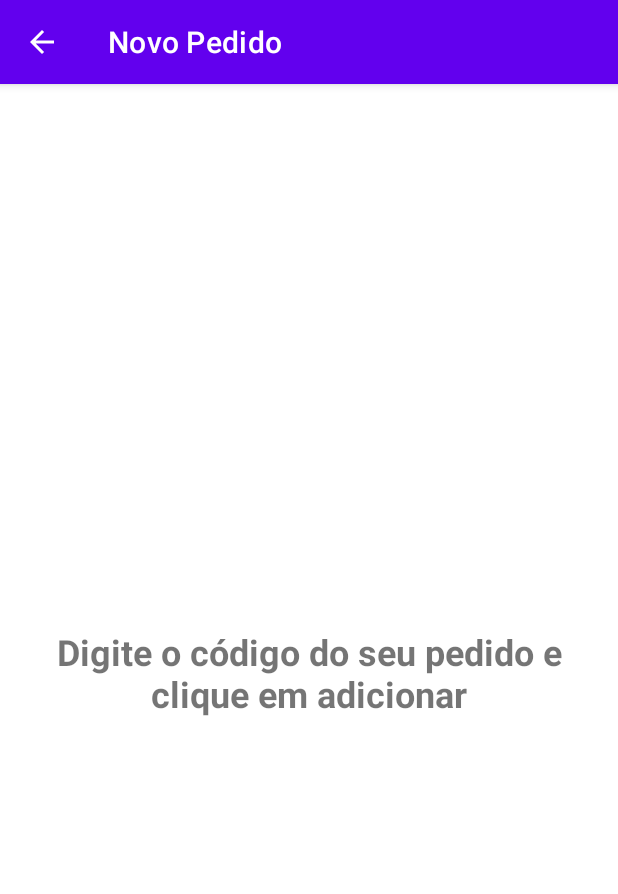
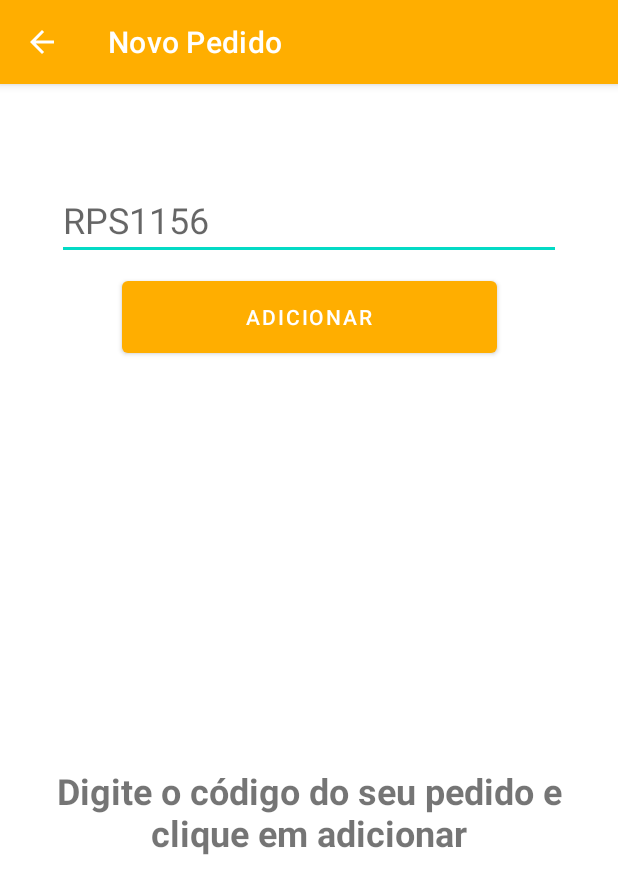
Before and after one commit to TJBorges/MeuPedido, an Android app: the screen it shows after launch (RegistrationActivity), after a tap on an icon or button, on a phone screen of 412 x 824 dp. Shown: the top 894 px of the screen. Run offline under Robolectric (Android 15) with nearby library versions, the phone set to English and light mode, and no system bars; libraries missing offline, so code that uses them is left out: it.xabaras.android.

Commit message:
Add and Remove items of List
Initiating notifications general and  with topics

```diff
--- a/app/build.gradle
+++ b/app/build.gradle
@@ -1,6 +1,7 @@
 plugins {
     id 'com.android.application'
     id 'kotlin-android'
+    id 'com.google.gms.google-services'
 }
 
 android {
@@ -40,6 +41,10 @@ dependencies {
     implementation 'androidx.appcompat:appcompat:1.3.1'
     implementation 'com.google.android.material:material:1.4.0'
     implementation 'androidx.constraintlayout:constraintlayout:2.1.2'
+    implementation 'com.google.firebase:firebase-analytics-ktx'
+    implementation platform('com.google.firebase:firebase-bom:29.0.0')
+    implementation 'com.google.firebase:firebase-messaging-ktx:23.0.0'
+    implementation 'it.xabaras.android:recyclerview-swipedecorator:1.2.3'
     testImplementation 'junit:junit:4.+'
     androidTestImplementation 'androidx.test.ext:junit:1.1.3'
     androidTestImplementation 'androidx.test.espresso:espresso-core:3.4.0'
--- a/app/src/main/java/com/app/meupedido/ArchiveActivity.kt
+++ b/app/src/main/java/com/app/meupedido/ArchiveActivity.kt
@@ -1,4 +1,4 @@
-package com.app.pedidopronto
+package com.app.meupedido
 
 import android.os.Bundle
 import androidx.appcompat.app.AppCompatActivity
--- a/app/src/main/java/com/app/meupedido/MainActivity.kt
+++ b/app/src/main/java/com/app/meupedido/MainActivity.kt
@@ -1,40 +1,51 @@
 package com.app.meupedido
 
+import android.app.Activity
+import android.content.ContentValues
 import android.content.Intent
 import androidx.appcompat.app.AppCompatActivity
 import android.os.Bundle
+import android.util.Log
 import android.view.Menu
 import android.view.MenuItem
+import android.widget.Toast
+import androidx.appcompat.view.ActionMode
 import androidx.core.view.isGone
-import androidx.core.view.isVisible
+import androidx.recyclerview.widget.ItemTouchHelper
+import androidx.recyclerview.widget.LinearLayoutManager
+import androidx.recyclerview.widget.RecyclerView
 import com.app.meupedido.adapter.OrderAdapter
 import com.app.meupedido.databinding.ActivityMainBinding
 import com.app.meupedido.model.Order
-import com.app.pedidopronto.ArchiveActivity
-import com.app.pedidopronto.RegistrationActivity
+import com.app.meupedido.util.SwipeGesture
+import com.google.firebase.ktx.Firebase
+import com.google.firebase.messaging.ktx.messaging
 
 class MainActivity : AppCompatActivity() {
 
-    val listOrders = mutableListOf(
-        Order("RA1458", "Em Preparação"),
-        Order("RA1735", "Em Preparação"),
-        Order("RP1935", "Em Preparação"),
-        Order("RY1635", "Em Preparação"),
-        Order("PA1335", "Em Preparação"),
-        Order("PA1235", "Em Preparação"),
-        Order("SR1285", "Em Preparação"),
-        Order("SB1225", "Em Preparação"),
-        Order("RA1265", "Em Preparação"),
-        Order("RA1295", "Em Preparação"),
-        Order("RA1235", "Em Preparação"),
-        Order("RA1235", "Em Preparação"),
-        Order("RA1235", "Em Preparação"),
-        Order("TR5896", "Em Preparação")
+    private val REGISTER_ACTIVITY_REQUEST_CODE = 0
+
+    val listOrders = mutableListOf<Order>(
+//        Order("RRE1458", "Em Preparação"),
+//        Order("RAT1735", "Em Preparação"),
+//        Order("RPW1935", "Em Preparação"),
+//        Order("RY1635", "Em Preparação"),
+//        Order("PA1335", "Em Preparação"),
+//        Order("PA1235", "Em Preparação"),
+//        Order("SR1285", "Em Preparação"),
+//        Order("SB1225", "Em Preparação"),
+//        Order("RA1265", "Em Preparação"),
+//        Order("RA1295", "Em Preparação"),
+//        Order("RA1235", "Em Preparação"),
+//        Order("RA1235", "Em Preparação"),
+//        Order("RA1235", "Em Preparação"),
+//        Order("TR5896", "Em Preparação")
     )
 
-    private val mOrderAdapter by lazy { OrderAdapter(this, listOrders) }
+    private val orderAdapter by lazy { OrderAdapter(listOrders) }
 
     private lateinit var binding: ActivityMainBinding
+    private var actionMode: ActionMode? = null
 
     override fun onCreate(savedInstanceState: Bundle?) {
         super.onCreate(savedInstanceState)
@@ -42,22 +53,72 @@ class MainActivity : AppCompatActivity() {
         binding = ActivityMainBinding.inflate(layoutInflater)
         setContentView(binding.root)
 
-        binding.lvOrders.adapter = mOrderAdapter
+        binding.rvOrders.adapter = orderAdapter
+        binding.rvOrders.layoutManager = LinearLayoutManager(this)
 
         setSupportActionBar(binding.toolbar)
 
         binding.fabRegister.setOnClickListener { Register() }
 
-        ShowLabelEmpty()
+        showLabelEmpty()
+
+        val swipeGesture = object : SwipeGesture(this) {
+            override fun onSwiped(viewHolder: RecyclerView.ViewHolder, direction: Int) {
+                val numberOrder = orderAdapter.orders[viewHolder.adapterPosition].number
+                listOrders.removeAt(viewHolder.adapterPosition)
+                orderAdapter.notifyItemRemoved(viewHolder.adapterPosition)
+                println("Removido $numberOrder")
+
+                Firebase.messaging.unsubscribeFromTopic(numberOrder)
+
+                toastShow(numberOrder, 1)
+                showLabelEmpty()
+            }
+        }
+        val touchHelper = ItemTouchHelper(swipeGesture)
+        touchHelper.attachToRecyclerView(binding.rvOrders)
+
     }
 
-    private fun ShowLabelEmpty() {
-        binding.tvListOrdersEmpty.isGone = (mOrderAdapter.count > 0)
+    private fun toastShow(numberOrder: String, type: Int) {
+        if (type == 0)
+            Toast.makeText(this,"O pedido $numberOrder foi adicionado",Toast.LENGTH_SHORT).show()
+        else
+            Toast.makeText(this, "O pedido $numberOrder foi removido", Toast.LENGTH_SHORT).show()
+    }
+
+    private fun showLabelEmpty() {
+        binding.tvListOrdersEmpty.isGone = (orderAdapter.itemCount > 0)
     }
 
     private fun Register() {
         val intent = Intent(this, RegistrationActivity::class.java)
-        startActivity(intent)
+        startActivityForResult(intent, REGISTER_ACTIVITY_REQUEST_CODE)
+        //startActivity(intent)
+    }
+
+    override fun onActivityResult(requestCode: Int, resultCode: Int, data: Intent?) {
+        super.onActivityResult(requestCode, resultCode, data)
+        if (requestCode == REGISTER_ACTIVITY_REQUEST_CODE) {
+            if (resultCode == Activity.RESULT_OK) {
+                val numberOrderReturn = data!!.getStringExtra("keyName")
+
+                if (!numberOrderReturn.isNullOrEmpty()) {
+                    Firebase.messaging.subscribeToTopic(numberOrderReturn)
+                        .addOnCompleteListener { task ->
+                            var msg = getString(R.string.msg_subscribed)
+                            if (!task.isSuccessful) {
+                                msg = getString(R.string.msg_subscribe_failed)
+                            }
+                            Log.d(ContentValues.TAG, msg)
+                        }
+                    listOrders.add(Order(numberOrderReturn, "em preparação"))
+                    orderAdapter.notifyDataSetChanged()
+                    showLabelEmpty()
+                    toastShow(numberOrderReturn, 0)
+                }
+            }
+        }
     }
 
     override fun onCreateOptionsMenu(menu: Menu): Boolean {
--- a/app/src/main/java/com/app/meupedido/RegistrationActivity.kt
+++ b/app/src/main/java/com/app/meupedido/RegistrationActivity.kt
@@ -1,6 +1,9 @@
-package com.app.pedidopronto
+package com.app.meupedido
 
+import android.app.Activity
+import android.content.Intent
 import android.os.Bundle
+import android.widget.Toast
 import androidx.appcompat.app.AppCompatActivity
 import com.app.meupedido.databinding.ActivityRegistrationBinding
 
@@ -13,9 +16,29 @@ class RegistrationActivity : AppCompatActivity() {
 
         binding = ActivityRegistrationBinding.inflate(layoutInflater)
         setContentView(binding.root)
+
+        saveRegister()
+
+        binding
+    }
+
+    private fun saveRegister() {
+        binding.btnAdd.setOnClickListener {
+            val numberOrder = binding.txtNumberOrder.text.toString().trim()
+            if (numberOrder.isNullOrEmpty()) {
+                Toast.makeText(this, "Número do pedido inválido", Toast.LENGTH_SHORT).show()
+            } else {
+                val intent = Intent()
+                intent.putExtra("keyName", numberOrder)
+                setResult(Activity.RESULT_OK, intent)
+                finish()
+            }
+
+        }
     }
 
     override fun onDestroy() {
         super.onDestroy()
+        finish()
     }
 }
--- a/app/src/main/java/com/app/meupedido/adapter/OrderAdapter.kt
+++ b/app/src/main/java/com/app/meupedido/adapter/OrderAdapter.kt
@@ -1,56 +1,55 @@
 package com.app.meupedido.adapter
 
-import android.content.Context
+import android.util.SparseBooleanArray
 import android.view.LayoutInflater
-import android.view.View
 import android.view.ViewGroup
-import android.widget.BaseAdapter
-import android.widget.TextView
-import com.app.meupedido.R
+import androidx.core.util.isNotEmpty
+import androidx.recyclerview.widget.RecyclerView
 import com.app.meupedido.databinding.ItemOrderBinding
 import com.app.meupedido.model.Order
-import java.lang.reflect.Array.get
 
-class OrderAdapter(private val context: Context,
-                   private val orders: List<Order>) : BaseAdapter() {
+class OrderAdapter(val orders: List<Order>) :
+    RecyclerView.Adapter<OrderAdapter.OrderViewHolder>() {
 
     private var _binding: ItemOrderBinding? = null
+    private val binding get() = _binding!!
+    private val selectedOrders = SparseBooleanArray()
+    private var currentSelectedPos = -1
 
-    private val binding get() = _binding!!
-
-    override fun getView(position: Int, view: View?, parent: ViewGroup?): View {
-        val layoutInflater = LayoutInflater.from(context)
-        _binding = ItemOrderBinding.inflate(layoutInflater, parent, false)
-
-        val order = orders[position]
-        val holder: ViewHolder
-        val line: View
-        if (view == null) {
-            line = binding.root
-            holder = ViewHolder(line, binding)
-            line.tag = holder
-        } else {
-            line = view
-            holder = view.tag as ViewHolder
-        }
-        holder.orderNumber.text = order.number
-        holder.status.text = order.status
-
-        return line
+    override fun onCreateViewHolder(parent: ViewGroup, viewType: Int): OrderViewHolder {
+        val itemOrderBinding =
+            ItemOrderBinding.inflate(
+                LayoutInflater.from(parent.context),
+                parent,
+                false
+            )
+        return OrderViewHolder(itemOrderBinding)
     }
 
-    override fun getCount() = orders.size
+    override fun onBindViewHolder(holder: OrderViewHolder, position: Int) {
+        holder.bind(orders[position])
+        holder.itemView.setOnClickListener {
+            if (selectedOrders.isNotEmpty())
+                onItemClick?.invoke(position)
+        }
+        holder.itemView.setOnLongClickListener {
+            onItemLongClick?.invoke(position)
+            return@setOnLongClickListener true
+        }
+        if (currentSelectedPos == position) currentSelectedPos = -1
 
-    override fun getItem(position: Int) = orders[position]
+    }
 
-    override fun getItemId(position: Int) = position.toLong()
+    override fun getItemCount(): Int = orders.size
 
+    var onItemClick: ((Int) -> Unit)? = null
+    var onItemLongClick: ((Int) -> Unit)? = null
 
-    companion object {
-        data class ViewHolder(val view: View, val binding: ItemOrderBinding) {
-            val orderNumber: TextView = binding.tvOrderNumber
-            val status: TextView = binding.tvStatus
+    inner class OrderViewHolder(private val itemOrderBinding: ItemOrderBinding) :
+        RecyclerView.ViewHolder(itemOrderBinding.root) {
+        fun bind(order: Order) {
+            itemOrderBinding.tvOrderNumber.text = order.number
+            itemOrderBinding.tvStatus.text = order.status
         }
     }
-
 }
--- /dev/null
+++ b/app/src/main/java/com/app/meupedido/util/SwipeGesture.kt
@@ -0,0 +1,51 @@
+package com.app.meupedido.util
+
+import android.graphics.Canvas
+import androidx.recyclerview.widget.ItemTouchHelper
+import androidx.recyclerview.widget.RecyclerView
+import android.R
+import android.content.Context
+import androidx.core.content.ContextCompat
+import it.xabaras.android.recyclerview.swipedecorator.RecyclerViewSwipeDecorator
+
+abstract class SwipeGesture(context: Context) : ItemTouchHelper.SimpleCallback(
+    0, ItemTouchHelper.RIGHT){
+
+    val deleteColor = ContextCompat.getColor(context, R.color.holo_red_light)
+    val deleteIconColor = ContextCompat.getColor(context, R.color.white)
+    val deleteLabelColor = ContextCompat.getColor(context, R.color.white)
+    val deleteIcon = R.drawable.ic_menu_delete
+
+
+    override fun onMove(
+        recyclerView: RecyclerView,
+        viewHolder: RecyclerView.ViewHolder,
+        target: RecyclerView.ViewHolder
+    ): Boolean {
+        return false
+    }
+
+    override fun onChildDraw(
+        c: Canvas,
+        recyclerView: RecyclerView,
+        viewHolder: RecyclerView.ViewHolder,
+        dX: Float,
+        dY: Float,
+        actionState: Int,
+        isCurrentlyActive: Boolean
+    ) {
+
+        RecyclerViewSwipeDecorator.Builder(c, recyclerView, viewHolder, dX, dY, actionState, isCurrentlyActive)
+            .addSwipeRightBackgroundColor(deleteColor)
+            .addSwipeRightActionIcon(deleteIcon)
+            .setActionIconTint(deleteIconColor)
+            .addSwipeRightLabel("Excluir")
+            .setSwipeRightLabelColor(deleteLabelColor)
+            .create()
+            .decorate()
+
+        super.onChildDraw(c, recyclerView, viewHolder, dX, dY, actionState, isCurrentlyActive)
+    }
+
+
+}
--- a/app/src/main/res/layout/activity_registration.xml
+++ b/app/src/main/res/layout/activity_registration.xml
@@ -4,6 +4,31 @@
     xmlns:tools="http://schemas.android.com/tools"
     android:layout_width="match_parent"
     android:layout_height="match_parent">
+
+    <EditText
+        android:id="@+id/txtNumberOrder"
+        android:layout_width="wrap_content"
+        android:layout_height="wrap_content"
+        android:layout_marginTop="64dp"
+        android:ems="12"
+        android:hint="RPS1156"
+        android:inputType="textShortMessage"
+        android:maxLength="20"
+        android:textAllCaps="true"
+        android:textSize="24sp"
+        app:layout_constraintEnd_toEndOf="parent"
+        app:layout_constraintStart_toStartOf="parent"
+        app:layout_constraintTop_toTopOf="parent" />
+
+    <Button
+        android:id="@+id/btnAdd"
+        android:layout_width="250dp"
+        android:layout_height="60dp"
+        android:text="@string/new_order_button_add"
+        app:layout_constraintStart_toStartOf="parent"
+        app:layout_constraintTop_toBottomOf="@id/txtNumberOrder"
+        app:layout_constraintEnd_toEndOf="parent"
+        android:layout_marginTop="8dp"/>
 
     <TextView
         android:id="@+id/tvListOrdersEmpty"
@@ -17,9 +42,9 @@
         android:textAlignment="center"
         android:textSize="24sp"
         android:textStyle="bold"
+        app:layout_constraintTop_toBottomOf="@id/btnAdd"
         app:layout_constraintBottom_toBottomOf="parent"
         app:layout_constraintEnd_toEndOf="parent"
-        app:layout_constraintStart_toStartOf="parent"
-        app:layout_constraintTop_toTopOf="parent" />
+        app:layout_constraintStart_toStartOf="parent" />
 
 </androidx.constraintlayout.widget.ConstraintLayout>
--- a/app/src/main/res/values-night/themes.xml
+++ b/app/src/main/res/values-night/themes.xml
@@ -2,8 +2,8 @@
     <!-- Base application theme. -->
     <style name="Theme.MeuPedido" parent="Theme.MaterialComponents.DayNight.DarkActionBar">
         <!-- Primary brand color. -->
-        <item name="colorPrimary">@color/purple_200</item>
-        <item name="colorPrimaryVariant">@color/purple_700</item>
+        <item name="colorPrimary">@color/orange_denatured</item>
+        <item name="colorPrimaryVariant">@color/orange_denatured</item>
         <item name="colorOnPrimary">@color/black</item>
         <!-- Secondary brand color. -->
         <item name="colorSecondary">@color/teal_200</item>
--- a/app/src/main/res/values/colors.xml
+++ b/app/src/main/res/values/colors.xml
@@ -1,10 +1,14 @@
 <?xml version="1.0" encoding="utf-8"?>
 <resources>
     <color name="purple_200">#FFBB86FC</color>
-    <color name="purple_500">#FF6200EE</color>
-    <color name="purple_700">#FF3700B3</color>
+    <color name="orange_original">#ffae00</color>
+    <color name="orange_denatured">#cc8b00</color>
+    <color name="orange_light">#ffa000</color>
+    <color name="coral_light">#F08080</color>
     <color name="teal_200">#FF03DAC5</color>
     <color name="teal_700">#FF018786</color>
     <color name="black">#FF000000</color>
     <color name="white">#FFFFFFFF</color>
+
+    <color name="delete_color">#EA2929</color>
 </resources>
--- a/app/src/main/res/values/strings.xml
+++ b/app/src/main/res/values/strings.xml
@@ -2,7 +2,7 @@
     <string name="app_name">Meu Pedido</string>
     <string name="title_archived">Arquivados</string>
     <!-- Strings used for fragments for navigation -->
-    <string name="home_title">Pedido Pronto</string>
+    <string name="home_title">Meu Pedido</string>
     <string name="archived_title">Arquivados</string>
     <string name="registration_title">Novo Pedido</string>
     <string name="next">Next</string>
@@ -12,11 +12,21 @@
     <string name="order_label">Pedido:</string>
     <string name="order_status">Status:</string>
     <string name="order_list_empty">Adicione pedidos a sua lista de espera</string>
+    <string name="order_delete">Excluir</string>
+
+
 
     <!-- archived -->
     <string name="archived_list_empty">Você ainda não possui pedidos arquivados</string>
 
     <!-- new order -->
     <string name="new_order_label_page">Digite o código do seu pedido e clique em adicionar</string>
+    <string name="new_order_button_add">Adicionar</string>
+
+    <!-- msg subscribe -->
+    <string name="msg_subscribed">Tópico Adicionado</string>
+    <string name="msg_subscribe_failed">Topico não adicionado</string>
+
+
 
 </resources>
--- a/app/src/main/res/values/themes.xml
+++ b/app/src/main/res/values/themes.xml
@@ -2,8 +2,8 @@
     <!-- Base application theme. -->
     <style name="Theme.MeuPedido" parent="Theme.MaterialComponents.DayNight.DarkActionBar">
         <!-- Primary brand color. -->
-        <item name="colorPrimary">@color/purple_500</item>
-        <item name="colorPrimaryVariant">@color/purple_700</item>
+        <item name="colorPrimary">@color/orange_original</item>
+        <item name="colorPrimaryVariant">@color/orange_denatured</item>
         <item name="colorOnPrimary">@color/white</item>
         <!-- Secondary brand color. -->
         <item name="colorSecondary">@color/teal_200</item>
--- a/build.gradle
+++ b/build.gradle
@@ -7,6 +7,7 @@ buildscript {
     dependencies {
         classpath "com.android.tools.build:gradle:7.0.3"
         classpath "org.jetbrains.kotlin:kotlin-gradle-plugin:1.6.0"
+        classpath 'com.google.gms:google-services:4.3.10'
 
         // NOTE: Do not place your application dependencies here; they belong
         // in the individual module build.gradle files
```
Also changed, not shown: app/src/main/AndroidManifest.xml (+25 -4 lines), app/src/main/java/com/app/meupedido/MyFirebaseMessagingService.kt (added, +65 -0 lines), app/src/main/java/com/app/meupedido/model/Order.kt (+20 -0 lines), app/src/main/res/layout/activity_archive.xml (+3 -5 lines), app/src/main/res/layout/activity_main.xml (+17 -15 lines), app/src/main/res/layout/item_order.xml (+18 -8 lines), app/src/main/res/layout/notification.xml (added, +47 -0 lines), 1 other file.
